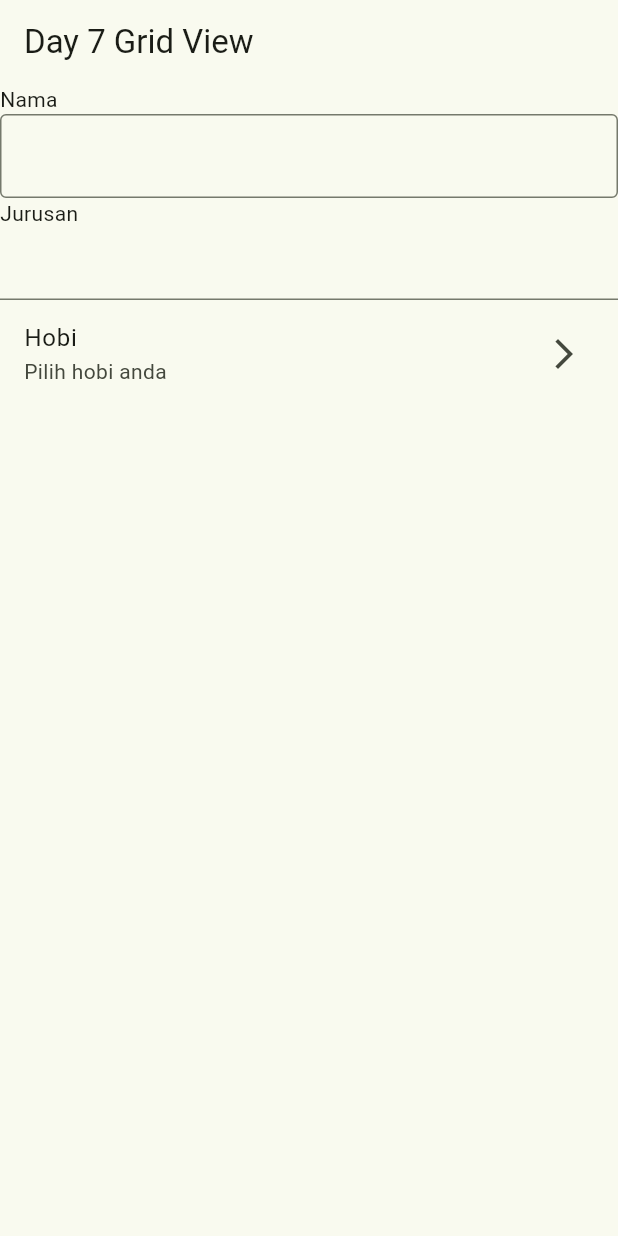
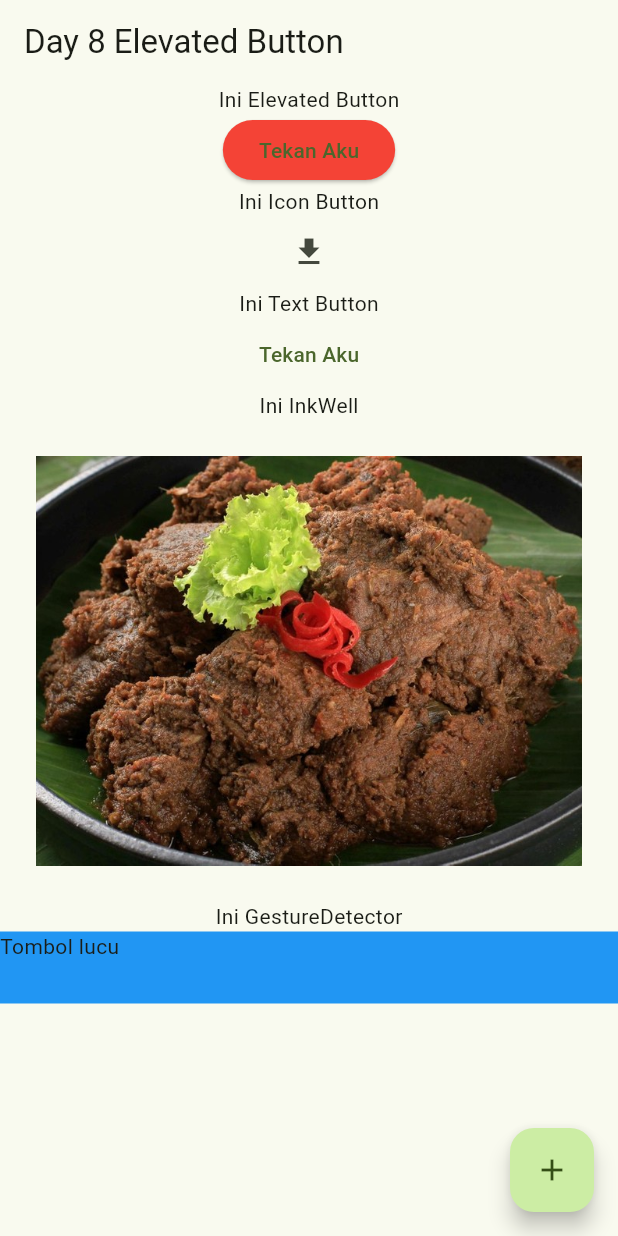
Before and after one commit to hrd-24/ppkd_b_3, a Flutter app: the screen it shows after launch, on a phone screen of 412 x 824 dp. Run offline on Flutter 3.47's test engine with Material 3 defaults, Android fonts, the phone set to English and light mode, and no system bars.

Commit message:
Day 8 Event Handling

```diff
--- /dev/null
+++ b/lib/day_8/elevated_button.dart
@@ -0,0 +1,119 @@
+import 'package:flutter/material.dart';
+
+class Day8ElevatedButton extends StatelessWidget {
+  const Day8ElevatedButton({super.key});
+
+  @override
+  Widget build(BuildContext context) {
+    return Scaffold(
+      appBar: AppBar(title: Text("Day 8 Elevated Button")),
+      floatingActionButton: FloatingActionButton(
+        child: Icon(Icons.add),
+        onPressed: () {
+          print("Test floating");
+        },
+      ),
+      // floatingActionButtonLocation: FloatingActionButtonLocation.endTop,
+      body: Column(
+        children: [
+          Text("Ini Elevated Button"),
+          ElevatedButton(
+            style: ButtonStyle(
+              backgroundColor: WidgetStateProperty.all<Color>(Colors.red),
+            ),
+            onPressed: () {
+              print("Tekan Aku");
+              print("Aku ditekan");
+              print("Aku tertekan");
+              int uts = 80;
+              int uas = 85;
+              double kehadiran = 0.75;
+
+              double rataRata = (uts + uas) / 2;
+              print(rataRata);
+
+              print("Data Nilai:");
+              print("Nilai UTS: $uts");
+              print("NIlai UAS: $uas");
+              print("Kehadiran: $kehadiran");
+
+              if (rataRata >= 70 &&
+                  kehadiran >= 0.75 &&
+                  uts >= 60 &&
+                  uas >= 60) {
+                print("Lulus");
+              } else {
+                print("Tidak Lulus");
+              }
+            },
+            child: Text("Tekan Aku"),
+          ),
+          Text("Ini Icon Button"),
+          IconButton(
+            onPressed: () {
+              print("Data Nilai:");
+            },
+            icon: Icon(Icons.download),
+          ),
+          Text("Ini Text Button"),
+          TextButton(
+            onPressed: () {
+              print("Tekan Aku");
+              print("Aku ditekan");
+              print("Aku tertekan");
+              int uts = 80;
+              int uas = 85;
+              double kehadiran = 0.75;
+
+              double rataRata = (uts + uas) / 2;
+              print(rataRata);
+
+              print("Data Nilai:");
+              print("Nilai UTS: $uts");
+              print("NIlai UAS: $uas");
+              print("Kehadiran: $kehadiran");
+
+              if (rataRata >= 70 &&
+                  kehadiran >= 0.75 &&
+                  uts >= 60 &&
+                  uas >= 60) {
+                print("Lulus");
+              } else {
+                print("Tidak Lulus");
+              }
+            },
+            child: Text("Tekan Aku"),
+          ),
+          Text("Ini InkWell"),
+          InkWell(
+            onTap: () {
+              print("Data Nilai:");
+            },
+            child: Padding(
+              padding: const EdgeInsets.all(24.0),
+              child: Image.asset("assets/images/rendang.jpeg"),
+            ),
+          ),
+          Text("Ini GestureDetector"),
+          GestureDetector(
+            onDoubleTap: () {
+              print("Double Kill");
+            },
+            onTap: () {
+              print("Single Kill");
+            },
+            onLongPress: () {
+              print("Lama-lama Kill");
+            },
+            child: Container(
+              color: Colors.blue,
+              height: 48,
+              width: double.infinity,
+              child: Text("Tombol lucu"),
+            ),
+          ),
+        ],
+      ),
+    );
+  }
+}
--- a/lib/main.dart
+++ b/lib/main.dart
@@ -1,5 +1,5 @@
 import 'package:flutter/material.dart';
-import 'package:ppkd_b_3/day_7/textfield.dart';
+import 'package:ppkd_b_3/day_8/elevated_button.dart';
 
 void main() {
   runApp(const MyApp());
@@ -31,7 +31,7 @@ class MyApp extends StatelessWidget {
         // tested with just a hot reload.
         colorScheme: ColorScheme.fromSeed(seedColor: Colors.lightGreen),
       ),
-      home: Day7TextField(),
+      home: Day8ElevatedButton(),
 
       ///TEST
     );
```
